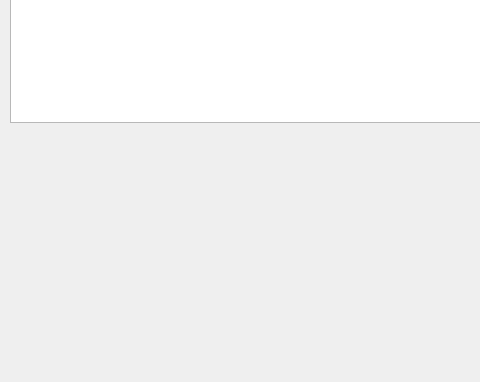
Above: main.ui from artanastasion/git_yandex before the change; both pictures show x 0 to 480 and y 218 to 600 of the 800 by 600 pixel window. Below: the same form after it.
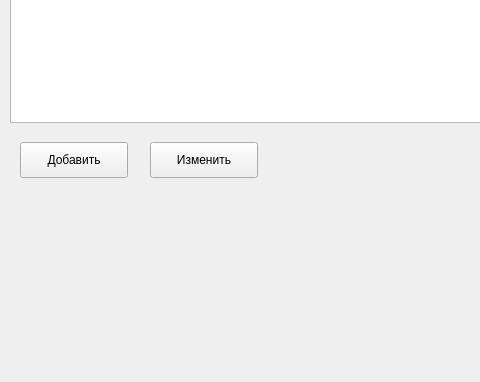
That is the form after the change.

Commit message: creating a new entry and editing

```diff
--- a/main.ui
+++ b/main.ui
@@ -24,6 +24,32 @@
      </rect>
     </property>
    </widget>
+   <widget class="QPushButton" name="addButton">
+    <property name="geometry">
+     <rect>
+      <x>20</x>
+      <y>360</y>
+      <width>108</width>
+      <height>36</height>
+     </rect>
+    </property>
+    <property name="text">
+     <string>Добавить</string>
+    </property>
+   </widget>
+   <widget class="QPushButton" name="editButton">
+    <property name="geometry">
+     <rect>
+      <x>150</x>
+      <y>360</y>
+      <width>108</width>
+      <height>36</height>
+     </rect>
+    </property>
+    <property name="text">
+     <string>Изменить</string>
+    </property>
+   </widget>
   </widget>
   <widget class="QStatusBar" name="statusbar"/>
  </widget>
```
The commit also changes 2 other files.
